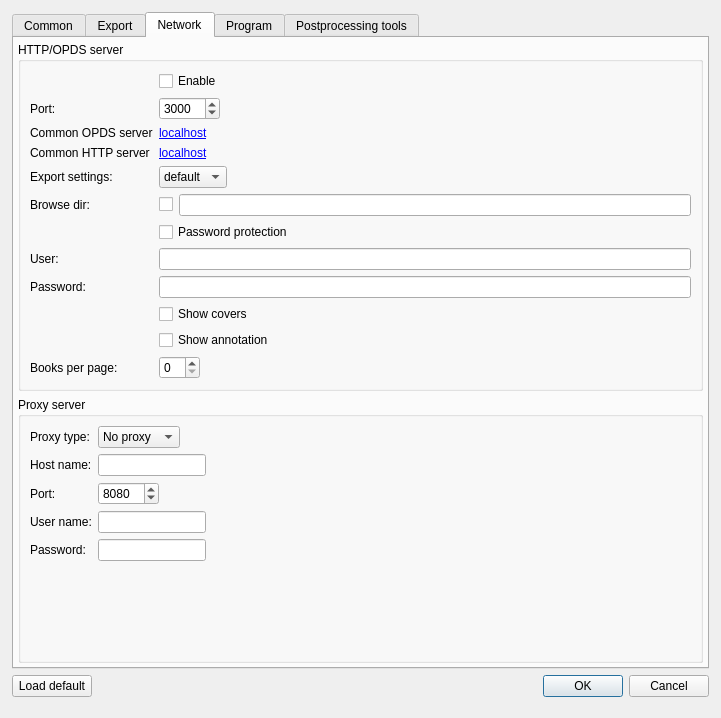
First picture: the form in freeLib/src/settingsdlg.ui, repository petrovvlad/freeLib, before the edit.
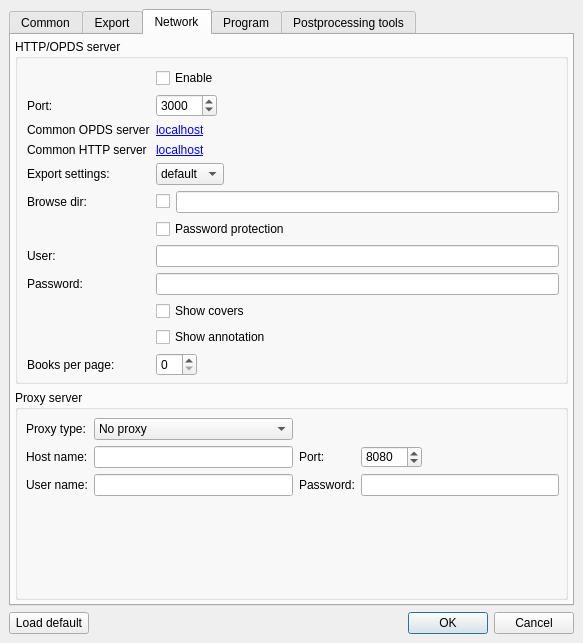
Second picture: the form after the edit. The open tabs and pages were chosen to show the change. Icons and pictures are not drawn.

Commit message:
Fix: перекомпанован диалог настроек сети
Уменьшена минимальная высота диалога настройки сети

The edit to the form file:
```diff
--- a/freeLib/src/settingsdlg.ui
+++ b/freeLib/src/settingsdlg.ui
@@ -9,8 +9,8 @@
    <rect>
     <x>0</x>
     <y>0</y>
-    <width>721</width>
-    <height>718</height>
+    <width>583</width>
+    <height>643</height>
    </rect>
   </property>
   <property name="minimumSize">
@@ -33,16 +33,16 @@
   </property>
   <layout class="QVBoxLayout" name="verticalLayout_3">
    <property name="leftMargin">
-    <number>12</number>
+    <number>9</number>
    </property>
    <property name="topMargin">
-    <number>12</number>
+    <number>9</number>
    </property>
    <property name="rightMargin">
-    <number>12</number>
+    <number>9</number>
    </property>
    <property name="bottomMargin">
-    <number>21</number>
+    <number>9</number>
    </property>
    <item>
     <widget class="QTabWidget" name="tabWidget">
@@ -405,6 +405,18 @@
           <property name="formAlignment">
            <set>Qt::AlignLeading|Qt::AlignLeft|Qt::AlignTop</set>
           </property>
+          <property name="horizontalSpacing">
+           <number>6</number>
+          </property>
+          <property name="verticalSpacing">
+           <number>6</number>
+          </property>
+          <property name="rightMargin">
+           <number>6</number>
+          </property>
+          <property name="bottomMargin">
+           <number>5</number>
+          </property>
           <item row="0" column="1">
            <widget class="QCheckBox" name="OPDS_enable">
             <property name="text">
@@ -577,6 +589,41 @@
           <property name="formAlignment">
            <set>Qt::AlignLeading|Qt::AlignLeft|Qt::AlignTop</set>
           </property>
+          <property name="horizontalSpacing">
+           <number>0</number>
+          </property>
+          <property name="verticalSpacing">
+           <number>0</number>
+          </property>
+          <property name="leftMargin">
+           <number>0</number>
+          </property>
+          <property name="topMargin">
+           <number>0</number>
+          </property>
+          <property name="rightMargin">
+           <number>0</number>
+          </property>
+          <property name="bottomMargin">
+           <number>0</number>
+          </property>
+          <item row="1" column="0" colspan="2">
+           <layout class="QGridLayout" name="gridLayout">
+            <property name="leftMargin">
+             <number>8</number>
+            </property>
+            <property name="topMargin">
+             <number>8</number>
+            </property>
+            <property name="rightMargin">
+             <number>6</number>
+            </property>
+            <property name="bottomMargin">
+             <number>3</number>
+            </property>
+            <property name="spacing">
+             <number>6</number>
+            </property>
           <item row="0" column="0">
            <widget class="QLabel" name="pl_2">
             <property name="text">
@@ -613,15 +660,21 @@
           <item row="1" column="1">
            <widget class="QLineEdit" name="proxy_host"/>
           </item>
-          <item row="2" column="0">
+            <item row="1" column="2">
            <widget class="QLabel" name="pl_4">
             <property name="text">
              <string>Port:</string>
             </property>
            </widget>
           </item>
-          <item row="2" column="1">
+            <item row="1" column="3">
            <widget class="QSpinBox" name="proxy_port">
+              <property name="sizePolicy">
+               <sizepolicy hsizetype="Fixed" vsizetype="Fixed">
+                <horstretch>0</horstretch>
+                <verstretch>0</verstretch>
+               </sizepolicy>
+              </property>
             <property name="minimum">
              <number>1</number>
             </property>
@@ -633,28 +686,28 @@
             </property>
            </widget>
           </item>
-          <item row="3" column="0">
+            <item row="2" column="0">
            <widget class="QLabel" name="pl_5">
             <property name="text">
              <string>User name:</string>
             </property>
            </widget>
           </item>
-          <item row="3" column="1">
+            <item row="2" column="1">
            <widget class="QLineEdit" name="proxy_user">
             <property name="text">
              <string/>
             </property>
            </widget>
           </item>
-          <item row="4" column="0">
+            <item row="2" column="2">
            <widget class="QLabel" name="pl_3">
             <property name="text">
              <string>Password:</string>
             </property>
            </widget>
           </item>
-          <item row="4" column="1">
+            <item row="2" column="3">
            <widget class="QLineEdit" name="proxy_password">
             <property name="echoMode">
              <enum>QLineEdit::Password</enum>
@@ -662,6 +715,8 @@
            </widget>
           </item>
          </layout>
+          </item>
+         </layout>
         </widget>
        </item>
       </layout>
@@ -894,6 +949,9 @@
    </item>
    <item>
     <layout class="QHBoxLayout" name="horizontalLayout_2">
+     <property name="spacing">
+      <number>6</number>
+     </property>
      <item>
       <widget class="QPushButton" name="btnDefaultSettings">
        <property name="text">
```
Left out of the diff: 30 changed lines with no effect on the pictures. Lines whose indentation alone changed are shown as unchanged.
